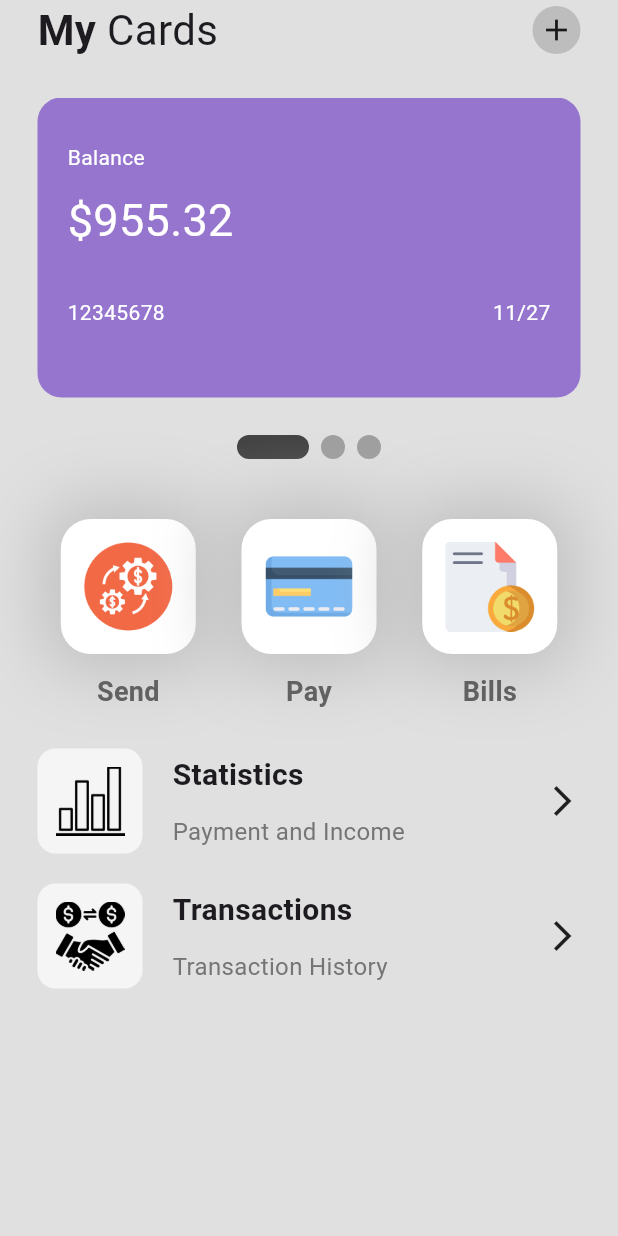
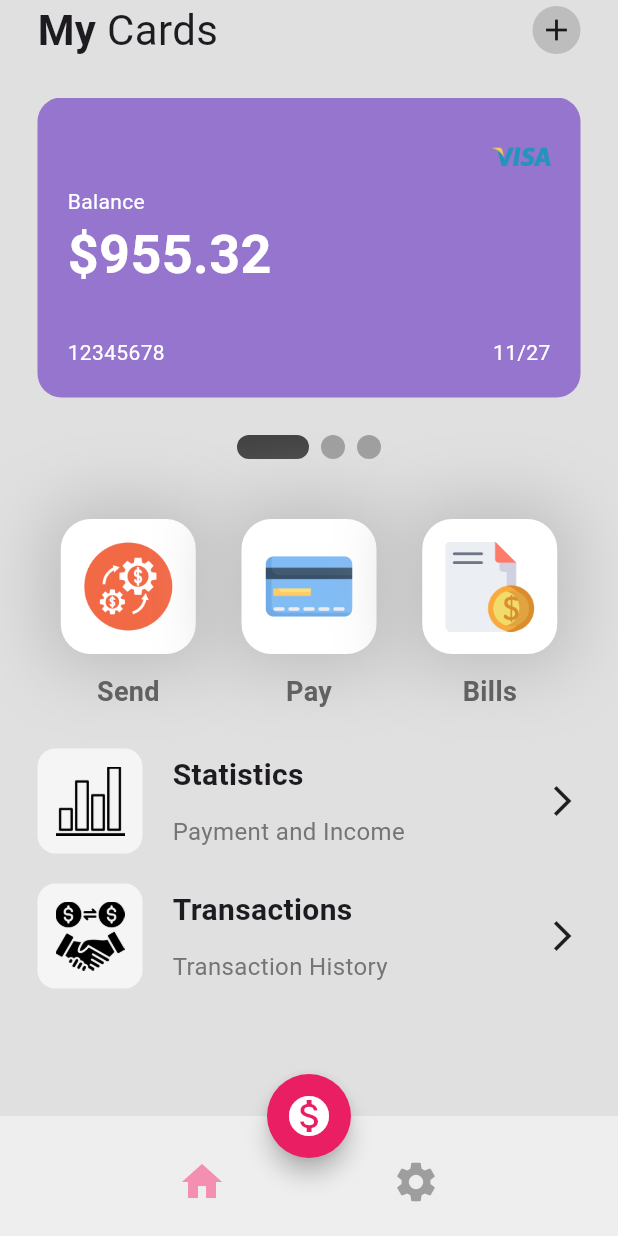
Before and after one commit to iJvpiter/wallet_app_ui, a Flutter app: the screen it shows after launch, on a phone screen of 412 x 824 dp. Run offline on Flutter 3.47's test engine with Material 3 defaults, Android fonts, the phone set to English and light mode, and no system bars; drawn by our look-alikes of smooth_page_indicator.

Commit message:
Adding navigation buttons

```diff
--- a/lib/pages/home_page.dart
+++ b/lib/pages/home_page.dart
@@ -18,6 +18,44 @@ class _HomePageState extends State<HomePage> {
   Widget build(BuildContext context) {
     return Scaffold(
       backgroundColor: Colors.grey[300],
+      floatingActionButton: FloatingActionButton(
+        onPressed: () {},
+        backgroundColor: Colors.pink,
+        shape: CircleBorder(),
+        child: Icon(
+          Icons.monetization_on,
+          size: 32,
+          color: Colors.white,
+        ),
+      ),
+      floatingActionButtonLocation: FloatingActionButtonLocation.centerDocked,
+      bottomNavigationBar: BottomAppBar(
+        color: Colors.grey[200],
+        child: Padding(
+          padding: const EdgeInsets.only(top: 8.0),
+          child: Row(
+            mainAxisAlignment: MainAxisAlignment.spaceEvenly,
+            children: [
+              IconButton(
+                onPressed: () {},
+                icon: Icon(
+                  Icons.home,
+                  size: 32,
+                  color: Colors.pink[200],
+                ),
+              ),
+              IconButton(
+                onPressed: () {},
+                icon: Icon(
+                  Icons.settings,
+                  size: 32,
+                  color: Colors.grey,
+                ),
+              ),
+            ],
+          ),
+        ),
+      ),
       body: SafeArea(
         child: Column(children: [
           // app bar
--- a/lib/utils/my_card.dart
+++ b/lib/utils/my_card.dart
@@ -29,20 +29,31 @@ class MyCard extends StatelessWidget {
         ),
         child: Column(
           crossAxisAlignment: CrossAxisAlignment.start,
+          mainAxisAlignment: MainAxisAlignment.spaceBetween,
           children: [
-            SizedBox(height: 10),
+            Row(
+              mainAxisAlignment: MainAxisAlignment.spaceBetween,
+              children: [
+                SizedBox(height: 10),
+                Image.asset(
+                  'lib/icons/visa.png',
+                  height: 39,
+                ),
+              ],
+            ),
             Text(
               'Balance',
               style: TextStyle(
                 color: Colors.white,
               ),
             ),
-            SizedBox(height: 10),
+            SizedBox(),
             Text(
               '\$$balance',
               style: TextStyle(
                 color: Colors.white,
-                fontSize: 30,
+                fontSize: 36,
+                fontWeight: FontWeight.bold,
               ),
             ),
             SizedBox(height: 30),
```
Also changed, not shown: lib/icons/visa.png (added).
